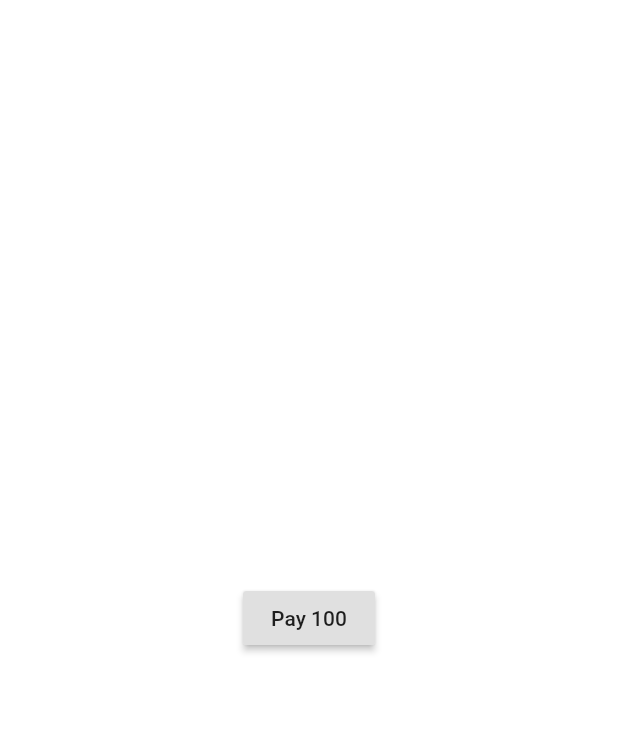
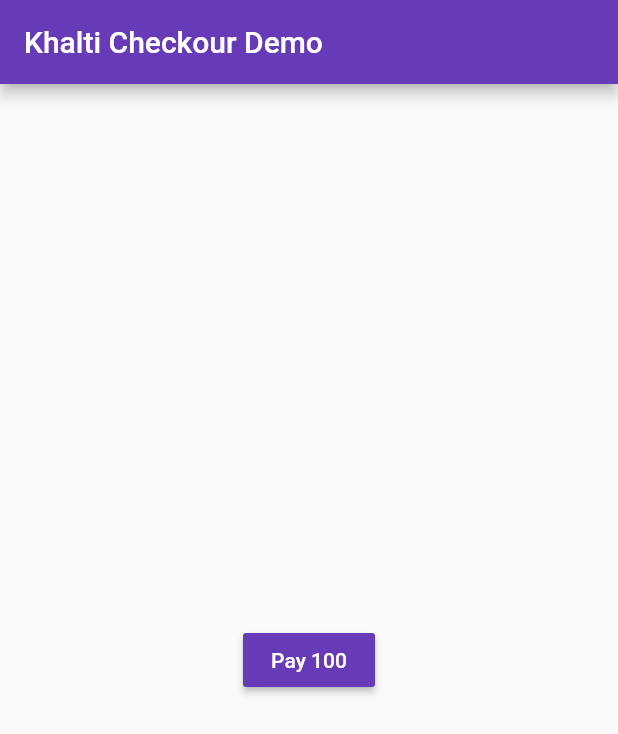
Before and after one commit to abnormalbbk/KhaltiSdkFlutter, a Flutter app: the screen it shows after launch, on a phone screen of 412 x 824 dp. Shown: the top 734 px of the screen. Run offline on Flutter 3.47's test engine with Material 2 defaults, Android fonts, the phone set to English and light mode, and no system bars.

Commit message:
Minor refactor

```diff
--- a/example/lib/main.dart
+++ b/example/lib/main.dart
@@ -1,39 +1,67 @@
 import 'package:flutter/material.dart';
-import 'dart:async';
-
-import 'package:flutter/services.dart';
-import 'package:flutterplugin/flutterplugin.dart';
+import 'package:khalti/khalti_checkout.dart';
 
 void main() => runApp(Home());
 
 class Home extends StatelessWidget {
-  List<PaymentPreference> _paymentPreferences = [
+  GlobalKey<ScaffoldState> _scaffoldKey = GlobalKey();
+
+  final List<String> _paymentPreferences = [
     PaymentPreference.khalti,
-    PaymentPreference.ebanking
+    PaymentPreference.e_banking,
+    PaymentPreference.connect_ips,
+    PaymentPreference.sct,
+    PaymentPreference.mobile_banking,
   ];
 
   @override
   Widget build(BuildContext context) {
     return MaterialApp(
-      home: Container(
-        child: Center(
+      theme: ThemeData(
+        primarySwatch: Colors.deepPurple,
+      ),
+      home: Scaffold(
+        key: _scaffoldKey,
+        appBar: AppBar(
+          title: Text('Khalti Checkour Demo'),
+        ),
+        body: Center(
           child: RaisedButton(
+            color: Colors.deepPurple,
+            textColor: Colors.white,
             child: Text('Pay 100'),
-            onPressed: () {
-              Flutterplugin.showFlutterCheckout(
-                Config(
-                    publicKey:
-                        "test_public_key_3e980bcab8034736bd150f18f7789a87",
-                    amountInPaisa: 1000,
-                    paymentPreferences: _paymentPreferences,
-                    productName: "This is name",
-                    productID: "This is id",
-                    mobileNo: "9841877861"),
-              );
-            },
+            onPressed: _checkout,
           ),
         ),
       ),
     );
   }
+
+  void _checkout() async {
+    try {
+      dynamic result = await KhaltiCheckOut.show(
+        Config(
+          publicKey: 'test_public_key_3e980bcab8034736bd150f18f7789a87',
+          amountInPaisa: 1000,
+          paymentPreferences: _paymentPreferences,
+          productName: 'This is name',
+          productID: 'This is id',
+          mobileNo: '9841877861',
+        ),
+      );
+      _showSnackBar('$result}');
+    } on KhaltiCheckOutException catch (e) {
+      _showSnackBar(e.message);
+    } catch (e) {
+      _showSnackBar(e.toString());
+    }
+  }
+
+  void _showSnackBar(String message) => _scaffoldKey.currentState.showSnackBar(
+        SnackBar(
+          backgroundColor: Colors.deepPurple,
+          duration: Duration(minutes: 10),
+          content: Text(message),
+        ),
+      );
 }
--- a/example/pubspec.yaml
+++ b/example/pubspec.yaml
@@ -9,15 +9,11 @@ dependencies:
   flutter:
     sdk: flutter
 
-  # The following adds the Cupertino Icons font to your application.
-  # Use with the CupertinoIcons class for iOS style icons.
-  cupertino_icons: ^0.1.2
-
 dev_dependencies:
   flutter_test:
     sdk: flutter
 
-  flutterplugin:
+  khalti:
     path: ../
 
 # For information on the generic Dart part of this file, see the
--- a/lib/flutterplugin.dart
+++ /dev/null
@@ -1,50 +0,0 @@
-import 'dart:async';
-import 'package:meta/meta.dart';
-import 'package:flutter/services.dart';
-
-class Flutterplugin {
-  static const MethodChannel _channel = const MethodChannel('flutterplugin');
-
-  static Future showFlutterCheckout(Config config) async {
-    return await _channel.invokeMapMethod(
-        'makePaymentViaKhalti', config.toMap());
-  }
-}
-
-class Config {
-  final String publicKey;
-  final String productID;
-  final String productName;
-  final int amountInPaisa;
-  final List<PaymentPreference> paymentPreferences;
-  final Map<String, dynamic> additionalData;
-  final String productUrl;
-  final String mobileNo;
-
-  Config({
-    @required this.publicKey,
-    @required this.productID,
-    @required this.productName,
-    @required this.amountInPaisa,
-    this.paymentPreferences,
-    this.additionalData,
-    this.productUrl,
-    this.mobileNo,
-  });
-
-  Map<String, dynamic> toMap() {
-    return {
-      'public_key': publicKey,
-      'product_id': productID,
-      'product_name': productName,
-      'amount': amountInPaisa,
-      'payment_preferences':
-          paymentPreferences.map((a) => a.toString().split('.').last).toList(),
-      'additional_data': additionalData,
-      'product_url': productUrl,
-      'mobile': mobileNo,
-    };
-  }
-}
-
-enum PaymentPreference { khalti, sct, ebanking, mobile_banking, connect_ips }
--- /dev/null
+++ b/lib/khalti_checkout.dart
@@ -0,0 +1,77 @@
+import 'dart:async';
+import 'package:meta/meta.dart';
+import 'package:flutter/services.dart';
+
+class KhaltiCheckOutException {
+  final String action;
+  final String message;
+
+  KhaltiCheckOutException(this.action, this.message);
+
+  @override
+  String toString() => 'Action: $action\nMessage: $message';
+}
+
+class KhaltiCheckOut {
+  static const MethodChannel _channel = const MethodChannel('khalti');
+
+  static Future show(Config config) async {
+    try {
+      return await _channel.invokeMapMethod(
+        'makePaymentViaKhalti',
+        config.toMap(),
+      );
+    } on PlatformException catch (e) {
+      final errorMap = Map<String, dynamic>.from(e.details);
+      throw KhaltiCheckOutException(
+        errorMap['action'],
+        '${errorMap['message'] ?? errorMap['detail']}',
+      );
+    } catch (e) {
+      rethrow;
+    }
+  }
+}
+
+class Config {
+  final String publicKey;
+  final String productID;
+  final String productName;
+  final int amountInPaisa;
+  final List<String> paymentPreferences;
+  final Map<String, dynamic> additionalData;
+  final String productUrl;
+  final String mobileNo;
+
+  Config({
+    @required this.publicKey,
+    @required this.productID,
+    @required this.productName,
+    @required this.amountInPaisa,
+    this.paymentPreferences,
+    this.additionalData,
+    this.productUrl,
+    this.mobileNo,
+  });
+
+  Map<String, dynamic> toMap() => {
+        'public_key': publicKey,
+        'product_id': productID,
+        'product_name': productName,
+        'amount': amountInPaisa,
+        'payment_preferences': paymentPreferences
+            .map((a) => a.toString().split('.').last)
+            .toList(),
+        'additional_data': additionalData,
+        'product_url': productUrl,
+        'mobile': mobileNo,
+      };
+}
+
+class PaymentPreference {
+  static const String khalti = 'khalti';
+  static const String sct = 'sct';
+  static const String e_banking = 'ebanking';
+  static const String mobile_banking = 'mobilecheckout';
+  static const String connect_ips = 'connectips';
+}
--- a/pubspec.yaml
+++ b/pubspec.yaml
@@ -1,4 +1,4 @@
-name: flutterplugin
+name: khalti
 description: Khalti Sdk
 version: 0.0.1
 author:
```
Also changed, not shown: example/pubspec.lock, 3 other files.
